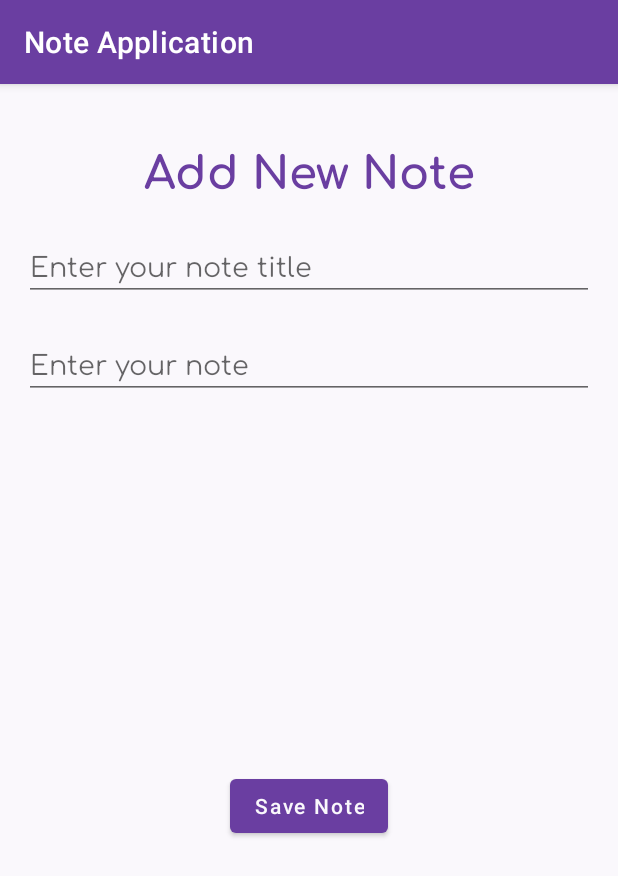
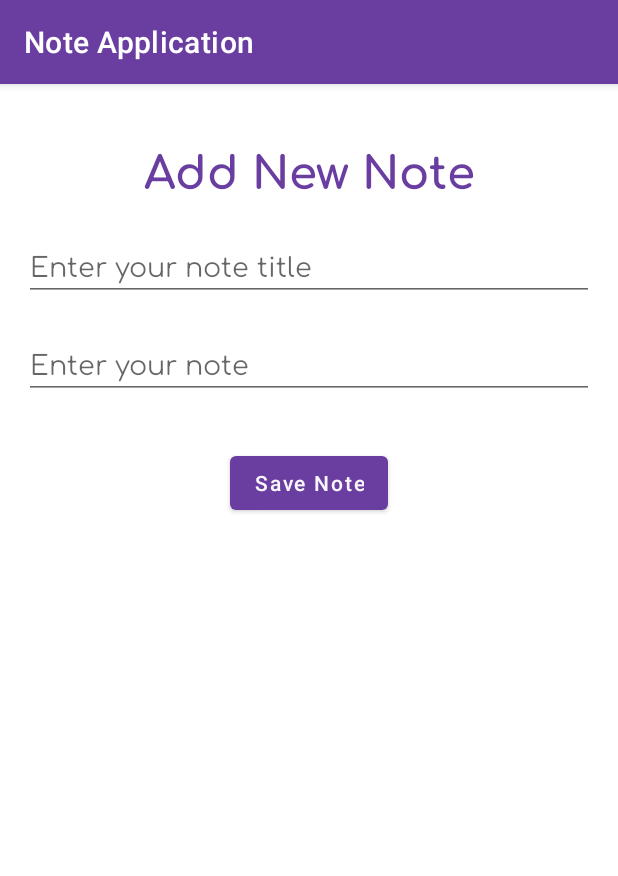
Before and after one commit to ZeinabAbdien00/note-app, an Android app: the AddNoteFragment screen opened through its navigation route, on a phone screen of 412 x 824 dp. Shown: the top 876 px of the screen. Run offline under Robolectric (Android 15) with nearby library versions, the phone set to English and light mode, and no system bars; our stand-ins replace Room's generated code.

Commit message:
refactor design

```diff
--- a/app/src/main/java/com/iti/android_7/presentation/view_note/NoteAdapter.kt
+++ b/app/src/main/java/com/iti/android_7/presentation/view_note/NoteAdapter.kt
@@ -27,11 +27,21 @@ class NoteAdapter(val dao: NoteDAO?, val navController: NavController, val conte
     val colorList = arrayOf(
         "R.color.dark_base",
         "R.color.base",
+        "R.color.purple_1",
         "R.color.purple_2",
         "R.color.purple_3",
         "R.color.purple_4",
         "R.color.purple_5",
+        "R.color.purple_6",
+        "R.color.purple_7",
+        "R.color.purple_8",
+        "R.color.purple_9",
+        "R.color.purple_10",
+        "R.color.purple_11",
+        "R.color.purple_12",
+        "R.color.base_black",
         "R.color.purple_200",
+        "R.color.dark_gray",
     )
 
     inner class NoteViewHolder(binding: NoteRowBinding) : ViewHolder(binding.root) {
@@ -62,12 +72,22 @@ class NoteAdapter(val dao: NoteDAO?, val navController: NavController, val conte
 
                 "R.color.dark_base" -> R.color.dark_base
                 "R.color.base" -> R.color.base
+                "R.color.purple_1" -> R.color.purple_1
                 "R.color.purple_2" -> R.color.purple_2
                 "R.color.purple_3" -> R.color.purple_3
                 "R.color.purple_4" -> R.color.purple_4
                 "R.color.purple_5" -> R.color.purple_5
+                "R.color.purple_6" -> R.color.purple_6
+                "R.color.purple_7" -> R.color.purple_7
+                "R.color.purple_8" -> R.color.purple_8
+                "R.color.purple_9" -> R.color.purple_9
+                "R.color.purple_10" -> R.color.purple_10
+                "R.color.purple_11" -> R.color.purple_11
+                "R.color.purple_12" -> R.color.purple_12
                 "R.color.purple_200" -> R.color.purple_200
-                else -> R.color.base_black
+                "R.color.dark_gray" -> R.color.dark_gray
+                "R.color.base_black" -> R.color.base_black
+                else -> R.color.black
             }
 
             view.setCardBackgroundColor(ContextCompat.getColor(context, background))
@@ -83,7 +103,7 @@ class NoteAdapter(val dao: NoteDAO?, val navController: NavController, val conte
         }
 
         private fun getRandomColorFromList(colorList: Array<String>): String {
-            return colorList[Random.nextInt(colorList.size)].toString()
+            return colorList[Random.nextInt(colorList.size)]
         }
 
 
--- a/app/src/main/res/layout/fragment_add_note.xml
+++ b/app/src/main/res/layout/fragment_add_note.xml
@@ -4,7 +4,6 @@
     xmlns:tools="http://schemas.android.com/tools"
     android:layout_width="match_parent"
     android:layout_height="match_parent"
-    android:background="@color/light_white"
     android:padding="16dp"
     tools:context=".presentation.add_note.AddNoteFragment">
 
@@ -15,7 +14,7 @@
         android:layout_marginTop="16dp"
         android:fontFamily="@font/comfortaa_bold"
         android:gravity="center_horizontal"
-        android:text="Add New Note"
+        android:text="@string/add_new_note"
         android:textColor="@color/base"
         android:textSize="30sp"
         android:textStyle="bold"
@@ -28,7 +27,7 @@
         android:layout_height="wrap_content"
         android:layout_marginTop="16dp"
         android:fontFamily="@font/comfortaa"
-        android:hint="Enter your note title"
+        android:hint="@string/enter_your_note_title"
         app:layout_constraintStart_toStartOf="parent"
         app:layout_constraintTop_toBottomOf="@+id/lbNote" />
 
@@ -38,7 +37,7 @@
         android:layout_width="match_parent"
         android:layout_height="wrap_content"
         android:layout_marginTop="16dp"
-        android:hint="Enter your note"
+        android:hint="@string/enter_your_note"
         android:fontFamily="@font/comfortaa"
         app:layout_constraintStart_toStartOf="parent"
         app:layout_constraintTop_toBottomOf="@+id/et_note_title" />
@@ -47,13 +46,12 @@
         android:id="@+id/btnSaveNote"
         android:layout_width="wrap_content"
         android:layout_height="wrap_content"
-        android:layout_margin="16dp"
-        android:text="Save Note"
+        android:layout_marginTop="32dp"
+        android:text="@string/save_note"
         android:textAllCaps="false"
         android:textColor="@color/light_white"
         app:backgroundTint="@color/base"
         app:layout_constraintTop_toBottomOf="@id/etNoteText"
-        app:layout_constraintBottom_toBottomOf="parent"
         app:layout_constraintEnd_toEndOf="@id/etNoteText"
         app:layout_constraintStart_toStartOf="@id/etNoteText" />
 
--- a/app/src/main/res/layout/fragment_edit_note.xml
+++ b/app/src/main/res/layout/fragment_edit_note.xml
@@ -3,7 +3,6 @@
     xmlns:app="http://schemas.android.com/apk/res-auto"
     android:layout_width="match_parent"
     android:layout_height="match_parent"
-    android:background="@color/light_white"
     android:padding="16dp">
 
     <TextView
@@ -46,14 +45,13 @@
         android:id="@+id/btn_update_note"
         android:layout_width="wrap_content"
         android:layout_height="wrap_content"
-        android:layout_margin="16dp"
+        android:layout_marginTop="32dp"
         android:fontFamily="@font/comfortaa"
         android:text="@string/update_note"
         android:textAllCaps="false"
         android:textColor="@color/light_white"
         app:backgroundTint="@color/base"
         app:layout_constraintTop_toBottomOf="@id/et_update_note_text"
-        app:layout_constraintBottom_toBottomOf="parent"
         app:layout_constraintEnd_toEndOf="@id/et_update_note_text"
         app:layout_constraintStart_toStartOf="@id/et_update_note_text"/>
 
--- a/app/src/main/res/layout/fragment_view_note.xml
+++ b/app/src/main/res/layout/fragment_view_note.xml
@@ -3,7 +3,6 @@
     xmlns:app="http://schemas.android.com/apk/res-auto"
     xmlns:tools="http://schemas.android.com/tools"
     android:layout_width="match_parent"
-    android:background="@color/light_white"
     android:layout_height="match_parent"
     >
 
--- a/app/src/main/res/values-night/themes.xml
+++ b/app/src/main/res/values-night/themes.xml
@@ -2,8 +2,8 @@
     <!-- Base application theme. -->
     <style name="Theme.Android7" parent="Theme.MaterialComponents.DayNight.DarkActionBar">
         <!-- Primary brand color. -->
-        <item name="colorPrimary">@color/base</item>
-        <item name="colorPrimaryVariant">@color/base</item>
+        <item name="colorPrimary">@color/black</item>
+        <item name="colorPrimaryVariant">@color/black</item>
         <item name="colorOnPrimary">@color/black</item>
         <!-- Secondary brand color. -->
         <item name="colorSecondary">@color/teal_200</item>
--- a/app/src/main/res/values/strings.xml
+++ b/app/src/main/res/values/strings.xml
@@ -8,4 +8,7 @@
     <string name="title">Title</string>
     <string name="edit">Edit</string>
     <string name="delete">Delete</string>
+    <string name="save_note">Save Note</string>
+    <string name="enter_your_note">Enter your note</string>
+    <string name="enter_your_note_title">Enter your note title</string>
 </resources>
```
